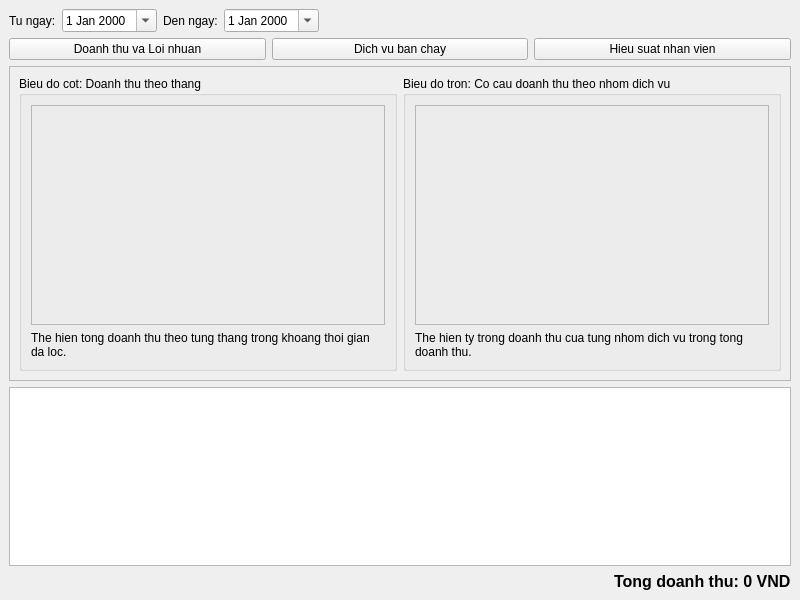
This is ui/designer_files/baocao_thongke.ui in phamduy-hung/xaydungphanmemquanlydichvuchamsocxeoto as Qt 5 draws it before an edit. The edited form follows.
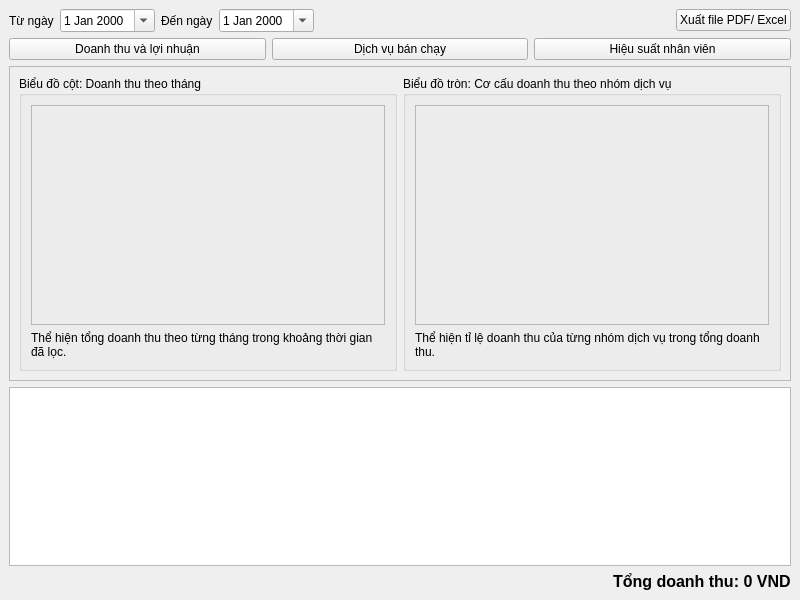
This is the edited form.

```diff
--- a/ui/designer_files/baocao_thongke.ui
+++ b/ui/designer_files/baocao_thongke.ui
@@ -20,7 +20,7 @@
       <item>
        <widget class="QLabel" name="label">
         <property name="text">
-         <string>Tu ngay:</string>
+         <string>Từ ngày</string>
         </property>
        </widget>
       </item>
@@ -34,7 +34,7 @@
       <item>
        <widget class="QLabel" name="label_2">
         <property name="text">
-         <string>Den ngay:</string>
+         <string>Đến ngày</string>
         </property>
        </widget>
       </item>
@@ -58,6 +58,13 @@
         </property>
        </spacer>
       </item>
+      <item>
+       <widget class="QPushButton" name="btn_xuatfile">
+        <property name="text">
+         <string>Xuất file PDF/ Excel</string>
+        </property>
+       </widget>
+      </item>
      </layout>
     </item>
     <item>
@@ -65,21 +72,21 @@
       <item>
        <widget class="QPushButton" name="btn_doanh_thu">
         <property name="text">
-         <string>Doanh thu va Loi nhuan</string>
+         <string>Doanh thu và lợi nhuận</string>
         </property>
        </widget>
       </item>
       <item>
        <widget class="QPushButton" name="btn_dich_vu">
         <property name="text">
-         <string>Dich vu ban chay</string>
+         <string>Dịch vụ bán chạy</string>
         </property>
        </widget>
       </item>
       <item>
        <widget class="QPushButton" name="btn_nhan_vien">
         <property name="text">
-         <string>Hieu suat nhan vien</string>
+         <string>Hiệu suất nhân viên</string>
         </property>
        </widget>
       </item>
@@ -97,7 +104,7 @@
        <item>
         <widget class="QGroupBox" name="group_chart_bar_month">
          <property name="title">
-          <string>Bieu do cot: Doanh thu theo thang</string>
+          <string>Biểu đồ cột: Doanh thu theo tháng</string>
          </property>
          <layout class="QVBoxLayout" name="layout_chart_bar_month">
           <item>
@@ -119,7 +126,7 @@
           <item>
            <widget class="QLabel" name="lbl_chart_bar_month_desc">
             <property name="text">
-             <string>The hien tong doanh thu theo tung thang trong khoang thoi gian da loc.</string>
+             <string>Thể hiện tổng doanh thu theo từng tháng trong khoảng thời gian đã lọc.</string>
             </property>
             <property name="wordWrap">
              <bool>true</bool>
@@ -132,7 +139,7 @@
        <item>
         <widget class="QGroupBox" name="group_chart_pie_revenue">
          <property name="title">
-          <string>Bieu do tron: Co cau doanh thu theo nhom dich vu</string>
+          <string>Biểu đồ tròn: Cơ cấu doanh thu theo nhóm dịch vụ</string>
          </property>
          <layout class="QVBoxLayout" name="layout_chart_pie_revenue">
           <item>
@@ -154,7 +161,7 @@
           <item>
            <widget class="QLabel" name="lbl_chart_pie_revenue_desc">
             <property name="text">
-             <string>The hien ty trong doanh thu cua tung nhom dich vu trong tong doanh thu.</string>
+             <string>Thể hiện tỉ lệ doanh thu của từng nhóm dịch vụ trong tổng doanh thu.</string>
             </property>
             <property name="wordWrap">
              <bool>true</bool>
@@ -199,7 +206,7 @@
          </font>
         </property>
         <property name="text">
-         <string>Tong doanh thu: 0 VND</string>
+         <string>Tổng doanh thu: 0 VND</string>
         </property>
        </widget>
       </item>
```
Left out of the diff: 6 changed lines with no effect on the pictures.
